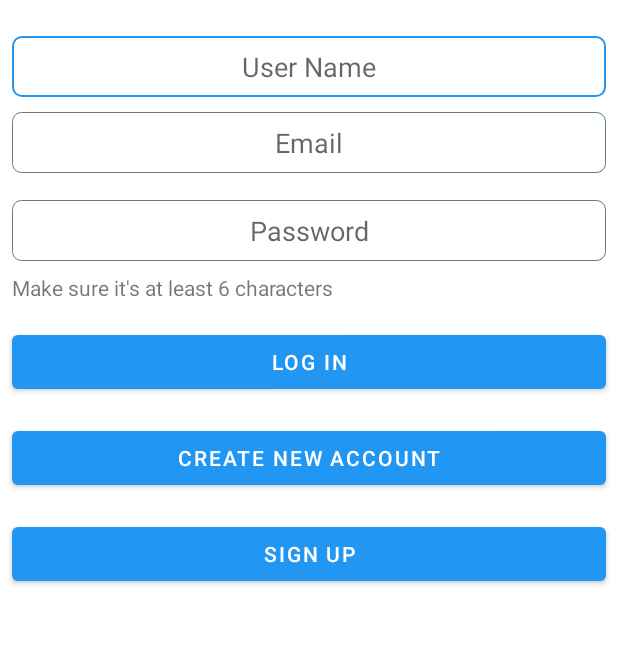
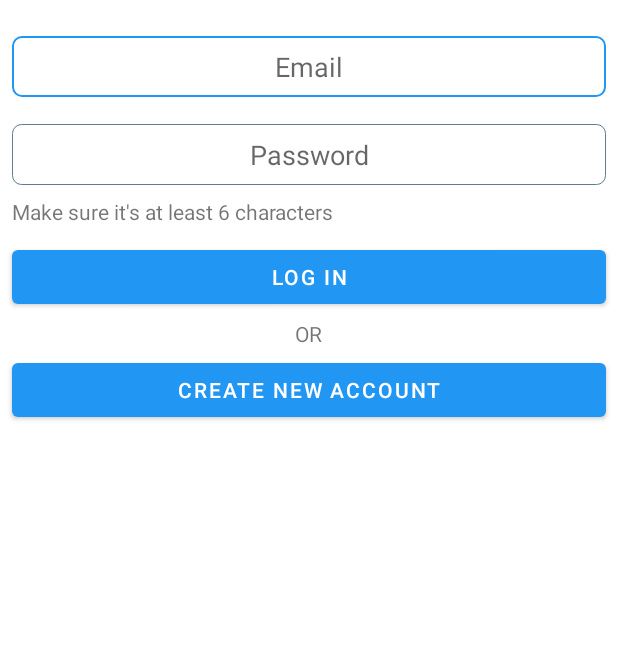
Before and after one commit to Imtial/Quizzy, an Android app: the layout activity_main.xml on its own in the app's theme, with its tools: preview values and no code run, on a phone screen of 412 x 824 dp, the part 228-873 px from its top. Run offline under Robolectric (Android 15) with nearby library versions, the phone set to English and light mode, and no system bars.

```diff
--- a/app/src/main/java/com/example/quizzy/network/NetworkUtil.java
+++ b/app/src/main/java/com/example/quizzy/network/NetworkUtil.java
@@ -100,15 +100,18 @@ public class NetworkUtil {
                         callBack.logIn(userResponse);
                     }catch (Exception e){
                         Log.d("exception ",e.getMessage());
+                        callBack.onFailure(e.getMessage());
                     }
                 }else if(response.code() == 400){
                     Log.d("response ","code => "+response.code());
+                    callBack.onFailure(response.message());
                 }
             }
 
             @Override
             public void onFailure(Call<UserResponse> call, Throwable t) {
                 Log.d("failure ",t.toString());
+                callBack.onFailure(t.toString());
             }
         });
 
--- /dev/null
+++ b/app/src/main/java/com/example/quizzy/network/Status.kt
@@ -0,0 +1,5 @@
+package com.example.quizzy.network
+
+enum class Status {
+    SUCCESS, FAILURE
+}
--- a/app/src/main/java/com/example/quizzy/task/LoginTask.java
+++ b/app/src/main/java/com/example/quizzy/task/LoginTask.java
@@ -4,4 +4,5 @@ import com.example.quizzy.domain.UserResponse;
 
 public interface LoginTask {
     void logIn(UserResponse userResponse);
+    void onFailure(String msg);
 }
--- a/app/src/main/res/layout/activity_main.xml
+++ b/app/src/main/res/layout/activity_main.xml
@@ -29,8 +29,9 @@
             android:background="@drawable/textbox_selector"
             android:gravity="center"
             android:hint="User Name"
-            android:inputType="textEmailAddress"
-            android:padding="8dp" />
+            android:inputType="text"
+            android:padding="8dp"
+            android:visibility="gone"/>
 
         <EditText
             android:id="@+id/emailEditText"
@@ -66,14 +67,24 @@
             android:id="@+id/loginButton"
             android:layout_width="match_parent"
             android:layout_height="wrap_content"
-            android:layout_margin="8dp"
+            android:layout_marginHorizontal="8dp"
+            android:layout_marginVertical="2dp"
             android:text="Log In" />
 
+        <TextView
+            android:id="@+id/textview_or"
+            android:layout_width="wrap_content"
+            android:layout_height="wrap_content"
+            android:layout_gravity="center_horizontal"
+            android:text="OR"
+            android:layout_marginVertical="2dp"/>
+
         <com.google.android.material.button.MaterialButton
-            android:id="@+id/button_app_home"
+            android:id="@+id/button_create_account"
             android:layout_width="match_parent"
             android:layout_height="wrap_content"
-            android:layout_margin="8dp"
+            android:layout_marginHorizontal="8dp"
+            android:layout_marginVertical="2dp"
             android:text="Create New Account"
             android:visibility="visible" />
 
@@ -81,9 +92,10 @@
             android:id="@+id/signupButton"
             android:layout_width="match_parent"
             android:layout_height="wrap_content"
-            android:layout_margin="8dp"
+            android:layout_marginHorizontal="8dp"
+            android:layout_marginVertical="2dp"
             android:text="Sign Up"
-            android:visibility="visible" />
+            android:visibility="gone" />
 
 
         <ProgressBar
```
Also changed, not shown: app/src/main/java/com/example/quizzy/MainActivity.kt (+98 -45 lines), app/src/main/java/com/example/quizzy/repository/QuizRepository.kt (+8 -8 lines), app/src/main/java/com/example/quizzy/repository/UserRepository.kt (added, +65 -0 lines).
